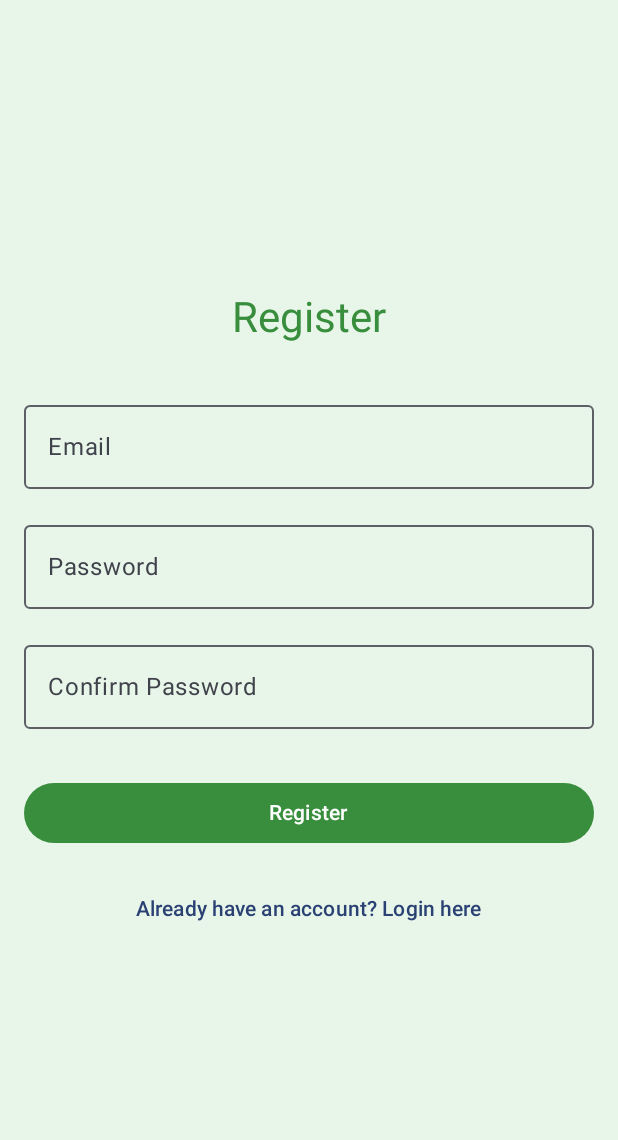
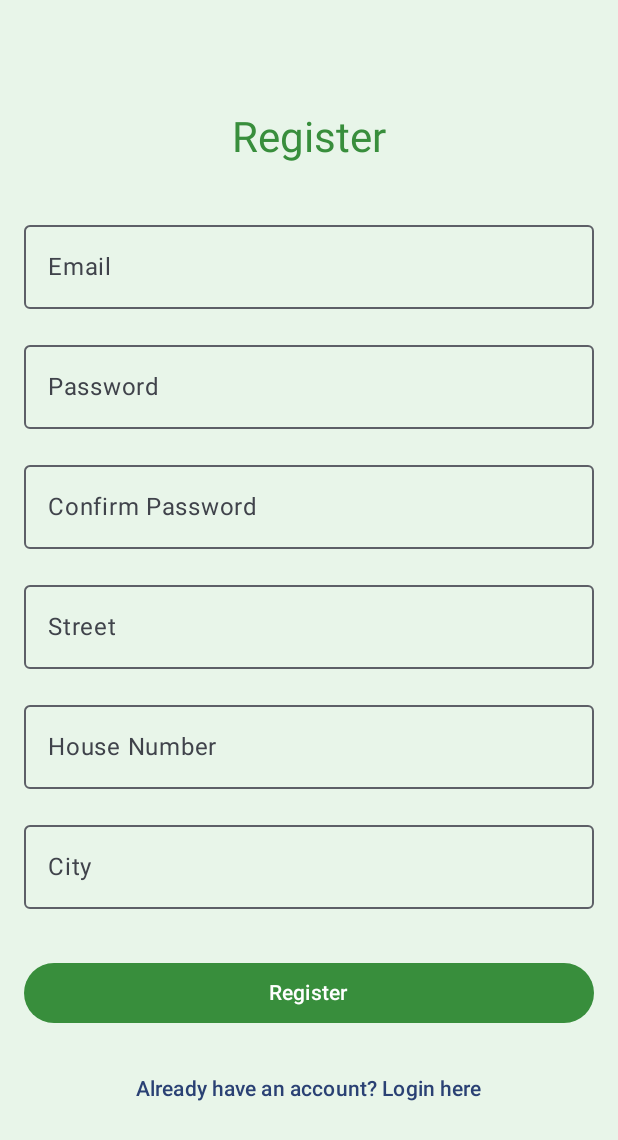
Before and after one commit to marouane013/MobileDevelopment, an Android app built with Jetpack Compose: the RegisterActivity screen opened directly, with no data from a screen before it, after a tap on "Register", on a phone screen of 412 x 824 dp. Shown: the top 1140 px of the screen. Run offline under Robolectric (Android 15) with nearby library versions, the phone set to English and light mode, and no system bars; our stand-ins replace CircleImageView, Firebase (no records; nobody signed in at launch, a user with empty details on screens opened directly).

Commit message:
Update login and register page

```diff
--- a/app/src/main/java/com/example/verhuur_app/RegisterActivity.kt
+++ b/app/src/main/java/com/example/verhuur_app/RegisterActivity.kt
@@ -7,6 +7,8 @@ import android.widget.Toast
 import androidx.activity.ComponentActivity
 import androidx.activity.compose.setContent
 import androidx.compose.foundation.layout.*
+import androidx.compose.foundation.rememberScrollState
+import androidx.compose.foundation.verticalScroll
 import androidx.compose.material3.*
 import androidx.compose.runtime.*
 import androidx.compose.ui.Alignment
@@ -47,12 +49,16 @@ fun RegisterScreen(auth: FirebaseAuth, firestore: FirebaseFirestore) {
     var email by remember { mutableStateOf("") }
     var password by remember { mutableStateOf("") }
     var confirmPassword by remember { mutableStateOf("") }
+    var street by remember { mutableStateOf("") }
+    var houseNumber by remember { mutableStateOf("") }
+    var city by remember { mutableStateOf("") }
     val context = LocalContext.current
 
     Column(
         modifier = Modifier
             .fillMaxSize()
-            .padding(16.dp),
+            .padding(16.dp)
+            .verticalScroll(rememberScrollState()),
         horizontalAlignment = Alignment.CenterHorizontally,
         verticalArrangement = Arrangement.Center
     ) {
@@ -91,12 +97,40 @@ fun RegisterScreen(auth: FirebaseAuth, firestore: FirebaseFirestore) {
             modifier = Modifier.fillMaxWidth()
         )
 
+        Spacer(modifier = Modifier.height(16.dp))
+
+        OutlinedTextField(
+            value = street,
+            onValueChange = { street = it },
+            label = { Text("Street") },
+            modifier = Modifier.fillMaxWidth()
+        )
+
+        Spacer(modifier = Modifier.height(16.dp))
+
+        OutlinedTextField(
+            value = houseNumber,
+            onValueChange = { houseNumber = it },
+            label = { Text("House Number") },
+            modifier = Modifier.fillMaxWidth()
+        )
+
+        Spacer(modifier = Modifier.height(16.dp))
+
+        OutlinedTextField(
+            value = city,
+            onValueChange = { city = it },
+            label = { Text("City") },
+            modifier = Modifier.fillMaxWidth()
+        )
+
         Spacer(modifier = Modifier.height(32.dp))
 
         Button(
             onClick = {
                 if (password == confirmPassword) {
-                    registerUser(auth, firestore, email, password, context)
+                    val address = "$street $houseNumber, $city, Belgium"
+                    registerUser(auth, firestore, email, password, address, context)
                 } else {
                     Toast.makeText(context, "Passwords do not match", Toast.LENGTH_SHORT).show()
                 }
@@ -124,9 +158,10 @@ fun registerUser(
     firestore: FirebaseFirestore,
     email: String,
     password: String,
+    address: String,
     context: Context
 ) {
-    if (email.isBlank() || password.isBlank()) {
+    if (email.isBlank() || password.isBlank() || address.isBlank()) {
         Toast.makeText(context, "Please fill in all fields", Toast.LENGTH_SHORT).show()
         return
     }
@@ -139,7 +174,8 @@ fun registerUser(
 
                 val userMap = hashMapOf(
                     "email" to email,
-                    "userId" to userId
+                    "userId" to userId,
+                    "address" to address
                 )
 
                 userId?.let {
```
Also changed, not shown: app/src/main/java/com/example/verhuur_app/LoginActivity.kt (+7 -3 lines), app/src/main/java/com/example/verhuur_app/ui/profile/ProfileFragment.kt (+37 -1 lines), app/src/main/res/layout/activity_login.xml (+56 -6 lines).
